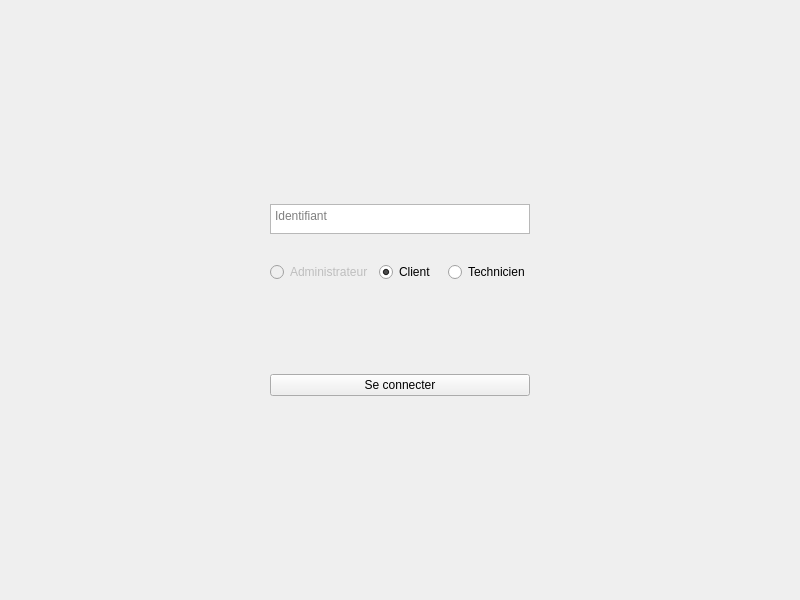
Above: connexionwidget.ui from madisonnoyer54/EasyTicket before the change. Below: the same form after it.
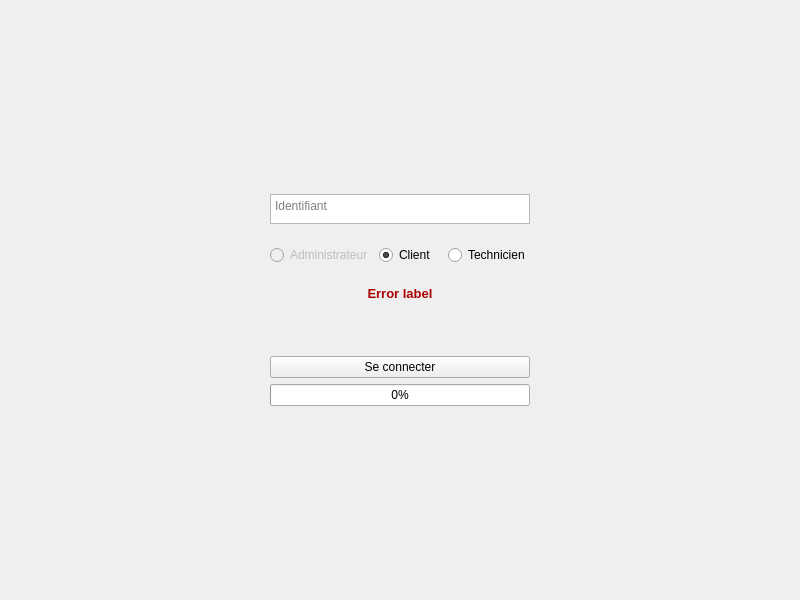
That is the form after the change.

Patch:
```diff
--- a/connexionwidget.ui
+++ b/connexionwidget.ui
@@ -43,6 +43,32 @@
      </property>
     </spacer>
    </item>
+   <item row="1" column="2">
+    <spacer name="horizontalSpacer_2">
+     <property name="orientation">
+      <enum>Qt::Horizontal</enum>
+     </property>
+     <property name="sizeHint" stdset="0">
+      <size>
+       <width>40</width>
+       <height>20</height>
+      </size>
+     </property>
+    </spacer>
+   </item>
+   <item row="3" column="1">
+    <spacer name="verticalSpacer_2">
+     <property name="orientation">
+      <enum>Qt::Vertical</enum>
+     </property>
+     <property name="sizeHint" stdset="0">
+      <size>
+       <width>20</width>
+       <height>40</height>
+      </size>
+     </property>
+    </spacer>
+   </item>
    <item row="1" column="1">
     <layout class="QVBoxLayout" name="verticalLayout">
      <item>
@@ -128,6 +154,32 @@
        </item>
       </layout>
      </item>
+     <item>
+      <widget class="QLabel" name="errorLabel">
+       <property name="font">
+        <font>
+         <pointsize>10</pointsize>
+         <weight>75</weight>
+         <bold>true</bold>
+        </font>
+       </property>
+       <property name="layoutDirection">
+        <enum>Qt::LeftToRight</enum>
+       </property>
+       <property name="styleSheet">
+        <string notr="true">color : rgb(170, 0, 0)</string>
+       </property>
+       <property name="text">
+        <string>Error label</string>
+       </property>
+       <property name="alignment">
+        <set>Qt::AlignCenter</set>
+       </property>
+       <property name="wordWrap">
+        <bool>true</bool>
+       </property>
+      </widget>
+     </item>
      <item>
       <spacer name="verticalSpacer_3">
        <property name="orientation">
@@ -164,17 +216,23 @@
     </spacer>
    </item>
    <item row="2" column="1">
-    <spacer name="verticalSpacer_2">
-     <property name="orientation">
-      <enum>Qt::Vertical</enum>
+    <widget class="QProgressBar" name="progressBar">
+     <property name="enabled">
+      <bool>true</bool>
      </property>
-     <property name="sizeHint" stdset="0">
-      <size>
-       <width>20</width>
-       <height>40</height>
-      </size>
+     <property name="value">
+      <number>0</number>
      </property>
-    </spacer>
+     <property name="textVisible">
+      <bool>true</bool>
+     </property>
+     <property name="invertedAppearance">
+      <bool>false</bool>
+     </property>
+     <property name="textDirection">
+      <enum>QProgressBar::TopToBottom</enum>
+     </property>
+    </widget>
    </item>
   </layout>
  </widget>
```
Left out of the diff: 23 changed lines with no effect on the pictures.
